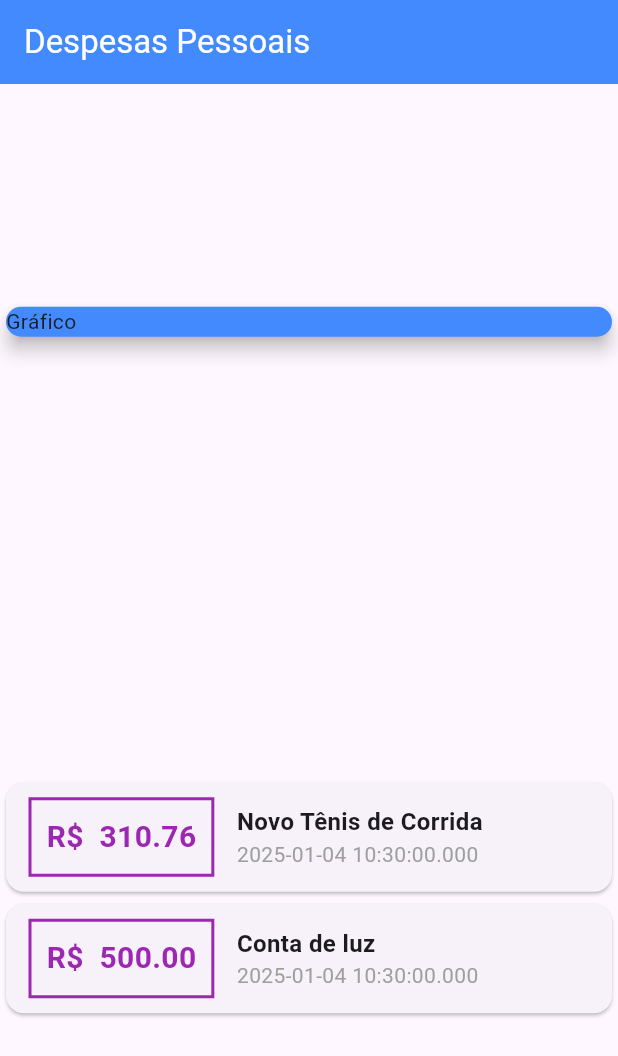
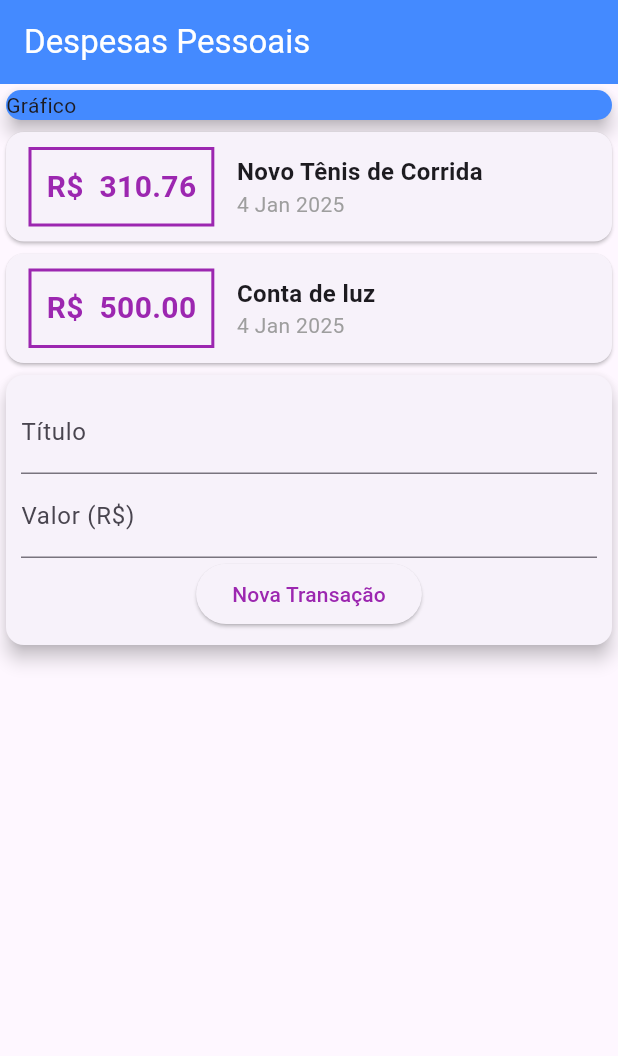
Before and after one commit to Brunolira123/app-despesas-flutter, a Flutter app: the screen it shows after launch, on a phone screen of 412 x 824 dp. Shown: the top 1056 px of the screen. Run offline on Flutter 3.47's test engine with Material 3 defaults, Android fonts, the phone set to English and light mode, and no system bars.

Commit message:
Implemented UI user transaction

```diff
--- /dev/null
+++ b/lib/components/transaction_form.dart
@@ -0,0 +1,38 @@
+import 'package:flutter/material.dart';
+
+class TransactionForm extends StatelessWidget {
+  final titleController = TextEditingController();
+  final valueController = TextEditingController();
+  @override
+  Widget build(BuildContext context) {
+    return Card(
+      elevation: 5,
+      child: Padding(
+        padding: const EdgeInsets.all(10),
+        child: Column(
+          children: [
+            TextField(
+              controller: titleController,
+              decoration: InputDecoration(
+                labelText: 'Título',
+              ),
+            ),
+            TextField(
+              controller: valueController,
+              decoration: InputDecoration(
+                labelText: 'Valor (R\$)',
+              ),
+            ),
+            ElevatedButton(
+              onPressed: () {},
+              child: Text(
+                'Nova Transação',
+                style: TextStyle(color: Colors.purple),
+              ),
+            )
+          ],
+        ),
+      ),
+    );
+  }
+}
--- /dev/null
+++ b/lib/components/transaction_list.dart
@@ -0,0 +1,55 @@
+import 'package:expenses/models/transaction.dart';
+import 'package:flutter/material.dart';
+import 'package:intl/intl.dart';
+
+class TransactionList extends StatelessWidget {
+  final List<Transaction> transactions;
+
+  TransactionList(this.transactions);
+
+  @override
+  Widget build(BuildContext context) {
+    return Column(
+      children: transactions.map((tr) {
+        return Card(
+          child: Row(
+            children: <Widget>[
+              Container(
+                margin: EdgeInsets.symmetric(
+                  horizontal: 15,
+                  vertical: 10,
+                ),
+                decoration: BoxDecoration(
+                  border: Border.all(
+                    color: Colors.purple,
+                    width: 2,
+                  ),
+                ),
+                padding: EdgeInsets.all(10),
+                child: Text('R\$  ${tr.amount.toStringAsFixed(2)}',
+                    style: TextStyle(
+                      fontWeight: FontWeight.bold,
+                      fontSize: 20,
+                      color: Colors.purple,
+                    )),
+              ),
+              Column(
+                crossAxisAlignment: CrossAxisAlignment.start,
+                children: <Widget>[
+                  Text(
+                    tr.title,
+                    style: TextStyle(fontWeight: FontWeight.bold, fontSize: 16),
+                  ),
+                  Text(
+                    DateFormat('d MMM y').format(tr.date),
+                    style: TextStyle(color: Colors.grey),
+                  ),
+                ],
+              )
+            ],
+          ),
+        );
+      }).toList(),
+    );
+  }
+}
--- /dev/null
+++ b/lib/components/transaction_user.dart
@@ -0,0 +1,35 @@
+import 'package:expenses/components/transaction_form.dart';
+import 'package:expenses/components/transaction_list.dart';
+import 'package:expenses/models/transaction.dart';
+import 'package:flutter/material.dart';
+
+class TransactionUser extends StatefulWidget {
+  @override
+  State<TransactionUser> createState() => _TransactionUserState();
+}
+
+class _TransactionUserState extends State<TransactionUser> {
+  final _transactions = [
+    Transaction(
+      id: 't1',
+      title: 'Novo Tênis de Corrida',
+      amount: 310.76,
+      date: DateTime.now(),
+    ),
+    Transaction(
+      id: 't2',
+      title: 'Conta de luz',
+      amount: 500.00,
+      date: DateTime.now(),
+    )
+  ];
+  @override
+  Widget build(BuildContext context) {
+    return Column(
+      children: <Widget>[
+        TransactionList(_transactions),
+        TransactionForm(),
+      ],
+    );
+  }
+}
--- a/lib/main.dart
+++ b/lib/main.dart
@@ -1,4 +1,6 @@
-import 'package:expenses/models/transaction.dart';
+import 'package:expenses/components/transaction_form.dart';
+import 'package:expenses/components/transaction_list.dart';
+import 'package:expenses/components/transaction_user.dart';
 import 'package:flutter/material.dart';
 
 main() => runApp(ExpensesApp());
@@ -11,21 +13,6 @@ class ExpensesApp extends StatelessWidget {
 }
 
 class MyHomePage extends StatelessWidget {
-  final _transactions = [
-    Transaction(
-      id: 't1',
-      title: 'Novo Tênis de Corrida',
-      amount: 310.76,
-      date: DateTime.now(),
-    ),
-    Transaction(
-      id: 't2',
-      title: 'Conta de luz',
-      amount: 500.00,
-      date: DateTime.now(),
-    )
-  ];
-
   @override
   Widget build(BuildContext context) {
     return Scaffold(
@@ -34,7 +21,6 @@ class MyHomePage extends StatelessWidget {
         title: Text('Despesas Pessoais', style: TextStyle(color: Colors.white)),
       ),
       body: Column(
-        mainAxisAlignment: MainAxisAlignment.spaceAround,
         crossAxisAlignment: CrossAxisAlignment.stretch,
         children: <Widget>[
           Container(
@@ -44,48 +30,7 @@ class MyHomePage extends StatelessWidget {
               elevation: 5,
             ),
           ),
-          Column(
-            children: _transactions.map((tr) {
-              return Card(
-                  child: Row(
-                children: [
-                  Container(
-                    margin: EdgeInsets.symmetric(
-                      horizontal: 15,
-                      vertical: 10,
-                    ),
-                    decoration: BoxDecoration(
-                      border: Border.all(
-                        color: Colors.purple,
-                        width: 2,
-                      ),
-                    ),
-                    padding: EdgeInsets.all(10),
-                    child: Text('R\$  ${tr.amount.toStringAsFixed(2)}',
-                        style: TextStyle(
-                          fontWeight: FontWeight.bold,
-                          fontSize: 20,
-                          color: Colors.purple,
-                        )),
-                  ),
-                  Column(
-                    crossAxisAlignment: CrossAxisAlignment.start,
-                    children: [
-                      Text(
-                        tr.title,
-                        style: TextStyle(
-                            fontWeight: FontWeight.bold, fontSize: 16),
-                      ),
-                      Text(
-                        tr.date.toString(),
-                        style: TextStyle(color: Colors.grey),
-                      ),
-                    ],
-                  )
-                ],
-              ));
-            }).toList(),
-          )
+          TransactionUser(),
         ],
       ),
     );
--- a/pubspec.yaml
+++ b/pubspec.yaml
@@ -30,7 +30,7 @@ environment:
 dependencies:
   flutter:
     sdk: flutter
-
+  intl: ^0.20.1
   # The following adds the Cupertino Icons font to your application.
   # Use with the CupertinoIcons class for iOS style icons.
   cupertino_icons: ^1.0.8
@@ -38,6 +38,9 @@ dependencies:
 dev_dependencies:
   flutter_test:
     sdk: flutter
+
+
+  # The "flutter_lints" package below contains a set of recommended lints to
 
   # The "flutter_lints" package below contains a set of recommended lints to
   # encourage good coding practices. The lint set provided by the package is
```
Also changed, not shown: pubspec.lock.
